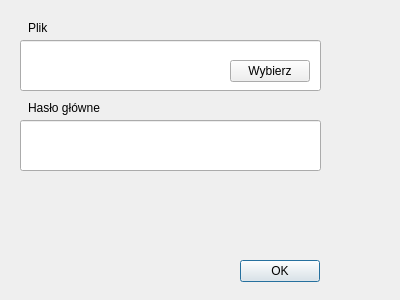
Kepins/Projects-ScriptingLanguages, file gui/PyQt/ui/open_pass_db.ui: the form before one commit.
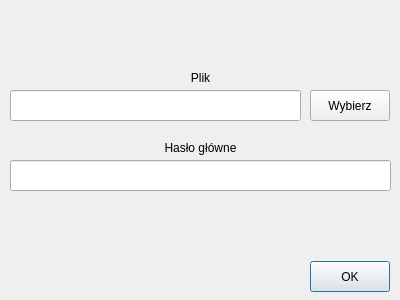
The form after the commit.

Patch:
```diff
--- a/gui/PyQt/ui/open_pass_db.ui
+++ b/gui/PyQt/ui/open_pass_db.ui
@@ -16,10 +16,10 @@
   <widget class="QPushButton" name="ok_button">
    <property name="geometry">
     <rect>
-     <x>240</x>
-     <y>260</y>
+     <x>310</x>
+     <y>261</y>
      <width>80</width>
-     <height>22</height>
+     <height>31</height>
     </rect>
    </property>
    <property name="text">
@@ -29,8 +29,8 @@
   <widget class="QLabel" name="master_password_label">
    <property name="geometry">
     <rect>
-     <x>28</x>
-     <y>100</y>
+     <x>150</x>
+     <y>140</y>
      <width>101</width>
      <height>16</height>
     </rect>
@@ -38,22 +38,25 @@
    <property name="text">
     <string>Hasło główne</string>
    </property>
+   <property name="alignment">
+    <set>Qt::AlignCenter</set>
+   </property>
   </widget>
   <widget class="QLineEdit" name="master_password_input">
    <property name="geometry">
     <rect>
-     <x>20</x>
-     <y>120</y>
-     <width>301</width>
-     <height>51</height>
+     <x>10</x>
+     <y>160</y>
+     <width>381</width>
+     <height>31</height>
     </rect>
    </property>
   </widget>
   <widget class="QLabel" name="file_name_label">
    <property name="geometry">
     <rect>
-     <x>28</x>
-     <y>20</y>
+     <x>150</x>
+     <y>70</y>
      <width>101</width>
      <height>16</height>
     </rect>
@@ -61,14 +64,17 @@
    <property name="text">
     <string>Plik</string>
    </property>
+   <property name="alignment">
+    <set>Qt::AlignCenter</set>
+   </property>
   </widget>
   <widget class="QLineEdit" name="file_name_input">
    <property name="geometry">
     <rect>
-     <x>20</x>
-     <y>40</y>
-     <width>301</width>
-     <height>51</height>
+     <x>10</x>
+     <y>90</y>
+     <width>291</width>
+     <height>31</height>
     </rect>
    </property>
    <property name="readOnly">
@@ -78,10 +84,10 @@
   <widget class="QPushButton" name="select_file_button">
    <property name="geometry">
     <rect>
-     <x>230</x>
-     <y>60</y>
+     <x>310</x>
+     <y>90</y>
      <width>80</width>
-     <height>22</height>
+     <height>31</height>
     </rect>
    </property>
    <property name="text">
```
